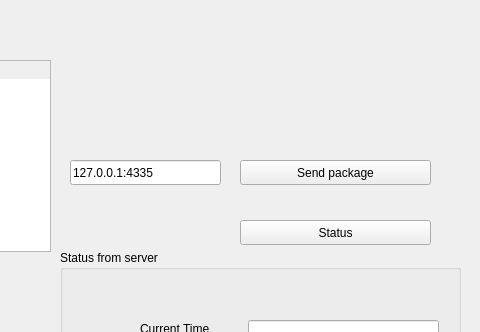
First picture: the form in practice_task/mainwindow.ui, repository ThatsRightImKiryu/CNIIAG-Practice, before the edit; both pictures show x 320 to 800 and y 0 to 332 of the 800 by 918 pixel window.
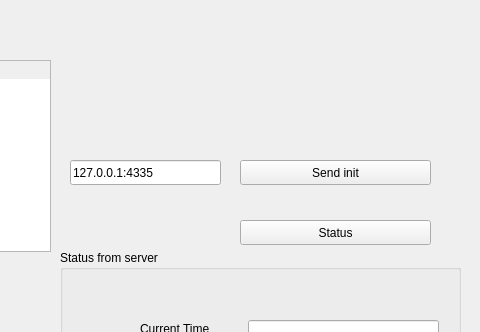
Second picture: the form after the edit.

Commit message: refactored client: catch some errors; added constants; send only needed data to functions

What changed in the file:
```diff
--- a/practice_task/mainwindow.ui
+++ b/practice_task/mainwindow.ui
@@ -24,7 +24,7 @@
      </rect>
     </property>
     <property name="text">
-     <string>Send package</string>
+     <string>Send init</string>
     </property>
    </widget>
    <widget class="QLineEdit" name="lineEdit">
```
Left out of the diff: 4 changed lines with no effect on the pictures. The commit also changes 11 other files.
